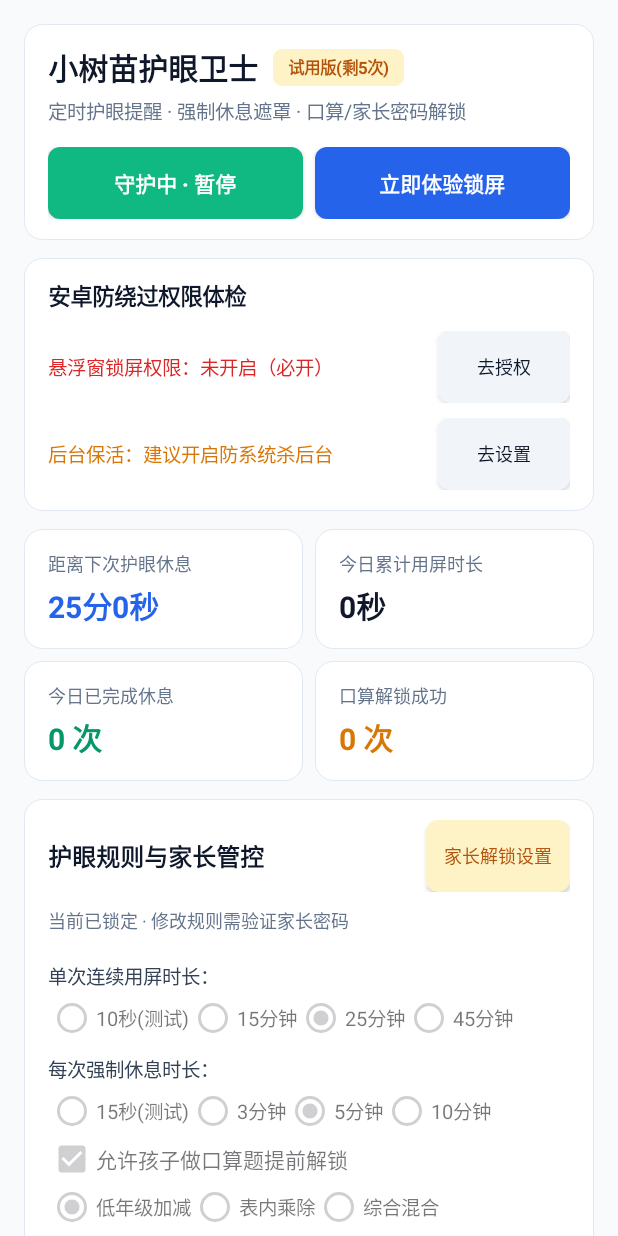
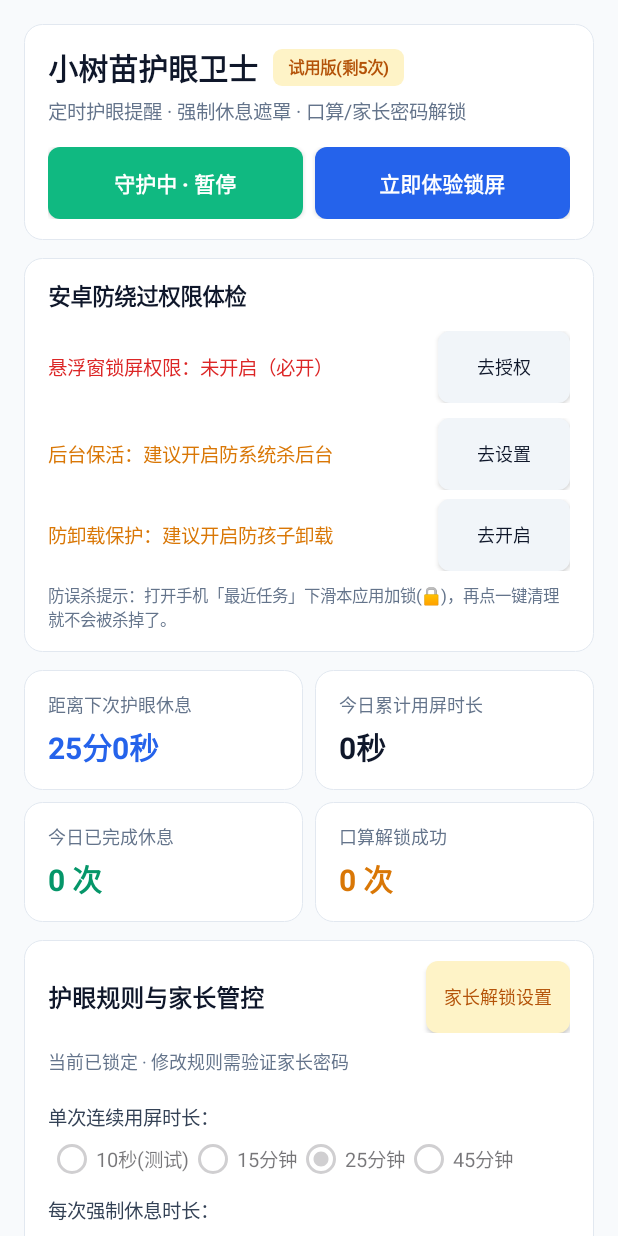
Before and after one commit to qiqin2017/kid-eye-guard-android, an Android app: the screen it shows after launch (MainActivity), on a phone screen of 412 x 824 dp. Run offline under Robolectric (Android 15) with nearby library versions, the phone set to English and light mode, and no system bars.

Commit message:
feat: add task-removed alarm restart, JobScheduler keepalive, and DeviceAdmin anti-uninstall

```diff
--- /dev/null
+++ b/app/src/main/java/com/kideyeguard/GuardKeepAliveJobService.kt
@@ -0,0 +1,42 @@
+package com.kideyeguard
+
+import android.app.job.JobInfo
+import android.app.job.JobParameters
+import android.app.job.JobScheduler
+import android.app.job.JobService
+import android.content.ComponentName
+import android.content.Context
+import android.content.Intent
+import androidx.core.content.ContextCompat
+
+class GuardKeepAliveJobService : JobService() {
+    override fun onStartJob(params: JobParameters?): Boolean {
+        val prefs = GuardPrefs(this)
+        if (prefs.guardEnabled) {
+            try {
+                ContextCompat.startForegroundService(this, Intent(this, EyeGuardService::class.java))
+            } catch (_: Exception) {
+            }
+        }
+        jobFinished(params, false)
+        return false
+    }
+
+    override fun onStopJob(params: JobParameters?): Boolean = false
+
+    companion object {
+        private const val JOB_ID = 2001
+
+        fun schedule(context: Context) {
+            val js = context.getSystemService(Context.JOB_SCHEDULER_SERVICE) as JobScheduler
+            val info = JobInfo.Builder(
+                JOB_ID,
+                ComponentName(context, GuardKeepAliveJobService::class.java)
+            )
+                .setPeriodic(15 * 60 * 1000L)
+                .setPersisted(true)
+                .build()
+            js.schedule(info)
+        }
+    }
+}
--- a/app/src/main/java/com/kideyeguard/MainActivity.kt
+++ b/app/src/main/java/com/kideyeguard/MainActivity.kt
@@ -1,7 +1,9 @@
 package com.kideyeguard
 
 import android.Manifest
+import android.app.admin.DevicePolicyManager
 import android.content.BroadcastReceiver
+import android.content.ComponentName
 import android.content.Context
 import android.content.Intent
 import android.content.IntentFilter
@@ -42,6 +44,7 @@ class MainActivity : AppCompatActivity() {
     private lateinit var guardBtn: Button
     private lateinit var overlayStatusLbl: TextView
     private lateinit var batteryStatusLbl: TextView
+    private lateinit var adminStatusLbl: TextView
     private lateinit var nextRestValue: TextView
     private lateinit var todayUsedValue: TextView
     private lateinit var restCountValue: TextView
@@ -77,6 +80,7 @@ class MainActivity : AppCompatActivity() {
         prefs = GuardPrefs(this)
         buildUi()
         ensureNotificationPermission()
+        GuardKeepAliveJobService.schedule(this)
         startGuardService()
     }
 
@@ -216,6 +220,23 @@ class MainActivity : AppCompatActivity() {
         batteryRow.addView(batteryStatusLbl, LinearLayout.LayoutParams(0, LinearLayout.LayoutParams.WRAP_CONTENT, 1f))
         batteryRow.addView(makeSmallButton("去设置") { openBatterySettings() })
         permCard.addView(batteryRow)
+
+        val adminRow = LinearLayout(this).apply {
+            orientation = LinearLayout.HORIZONTAL
+            gravity = Gravity.CENTER_VERTICAL
+            setPadding(0, dp(6), 0, 0)
+        }
+        adminStatusLbl = TextView(this).apply { textSize = 13f }
+        adminRow.addView(adminStatusLbl, LinearLayout.LayoutParams(0, LinearLayout.LayoutParams.WRAP_CONTENT, 1f))
+        adminRow.addView(makeSmallButton("去开启") { openAdminSettings() })
+        permCard.addView(adminRow)
+
+        permCard.addView(TextView(this).apply {
+            text = "防误杀提示：打开手机「最近任务」下滑本应用加锁(🔒)，再点一键清理就不会被杀掉了。"
+            textSize = 11f
+            setTextColor(Color.parseColor("#64748B"))
+            setPadding(0, dp(8), 0, 0)
+        })
         root.addView(permCard, cardLp())
 
         // 2x2 Stats Grid
@@ -535,6 +556,23 @@ class MainActivity : AppCompatActivity() {
         val batteryOk = pm.isIgnoringBatteryOptimizations(packageName)
         batteryStatusLbl.text = if (batteryOk) "后台保活（忽略电池优化）：已开启" else "后台保活：建议开启防系统杀后台"
         batteryStatusLbl.setTextColor(Color.parseColor(if (batteryOk) "#059669" else "#D97706"))
+
+        val dpm = getSystemService(Context.DEVICE_POLICY_SERVICE) as DevicePolicyManager
+        val adminOk = dpm.isAdminActive(ComponentName(this, GuardAdminReceiver::class.java))
+        adminStatusLbl.text = if (adminOk) "防卸载保护（设备管理器）：已开启" else "防卸载保护：建议开启防孩子卸载"
+        adminStatusLbl.setTextColor(Color.parseColor(if (adminOk) "#059669" else "#D97706"))
+    }
+
+    private fun openAdminSettings() {
+        val comp = ComponentName(this, GuardAdminReceiver::class.java)
+        val intent = Intent(DevicePolicyManager.ACTION_ADD_DEVICE_ADMIN).apply {
+            putExtra(DevicePolicyManager.EXTRA_DEVICE_ADMIN, comp)
+            putExtra(
+                DevicePolicyManager.EXTRA_ADD_EXPLANATION,
+                "开启后可防止孩子直接卸载小树苗护眼卫士，并提升后台守护稳定性。"
+            )
+        }
+        startActivity(intent)
     }
 
     private fun openOverlaySettings() {
--- /dev/null
+++ b/app/src/main/res/xml/device_admin.xml
@@ -0,0 +1,6 @@
+<?xml version="1.0" encoding="utf-8"?>
+<device-admin xmlns:android="http://schemas.android.com/apk/res/android">
+    <uses-policies>
+        <force-lock />
+    </uses-policies>
+</device-admin>
```
Also changed, not shown: app/src/main/AndroidManifest.xml (+17 -0 lines), app/src/main/java/com/kideyeguard/EyeGuardService.kt (+18 -0 lines), app/src/main/java/com/kideyeguard/GuardAdminReceiver.kt (added, +16 -0 lines).
